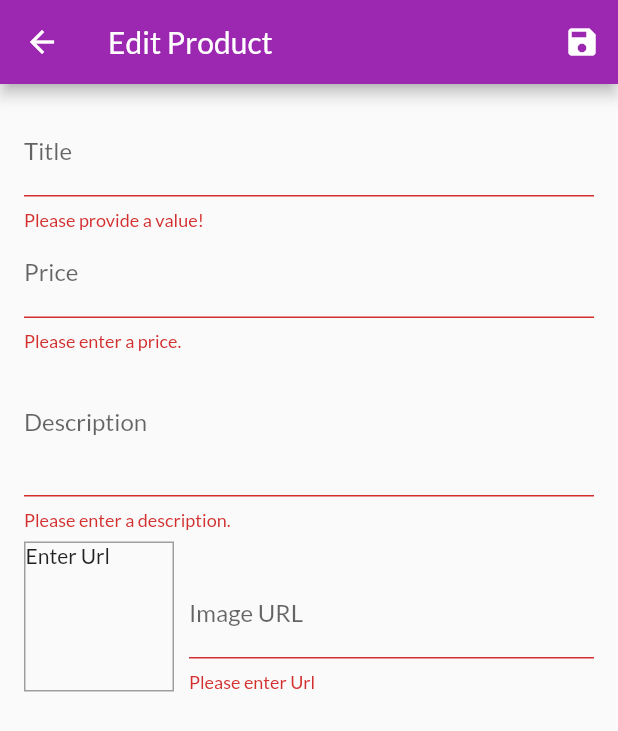
After one commit to ramilsalihar/Shop-App, a Flutter app: the EditProductScreen screen opened by its route, after a tap on the "save" icon, on a phone screen of 412 x 824 dp. The commit adds this screen. Shown: the top 731 px of the screen. Run offline on Flutter 3.47's test engine with Material 2 defaults, Android fonts, the phone set to English and light mode, and no system bars; network calls fail.

Commit message:
Validating inputs

```diff
--- a/lib/main.dart
+++ b/lib/main.dart
@@ -8,6 +8,7 @@ import './screens/products_overview_screen.dart';
 import './providers/products.dart';
 import 'package:provider/provider.dart';
 import './screens/user_products_screen.dart';
+import './screens/edit_product_screen.dart';
 
 void main() {
   runApp(const MyApp());
@@ -40,9 +41,10 @@ class MyApp extends StatelessWidget {
         home: const ProductsOverviewScreen(),
         routes: {
           ProductDetailScreen.routeName: (ctx) => ProductDetailScreen(),
-          CartScreen.routeName: (ctx) => CartScreen(),
-          OrdersScreen.routeName: (ctx) => OrdersScreen(),
-          UserProductsScreen.routeName: (ctx) => UserProductsScreen(),
+          CartScreen.routeName: (ctx) => const CartScreen(),
+          OrdersScreen.routeName: (ctx) => const OrdersScreen(),
+          UserProductsScreen.routeName: (ctx) => const UserProductsScreen(),
+          EditProductScreen.routeName: (ctx) => const EditProductScreen(),
         },
       ),
     );
--- a/lib/providers/products.dart
+++ b/lib/providers/products.dart
@@ -54,12 +54,21 @@ class Products with ChangeNotifier {
     return _items.where((prodItem) => prodItem.isFavorite).toList();
   }
 
-  Product findById(String id){
+  Product findById(String id) {
     return items.firstWhere((prod) => prod.id == id);
   }
 
-  void addProduct(){
-    // _items.add(value);
+  void addProduct(Product product) {
+    final newProduct = Product(
+      id: DateTime.now().toString(),
+      title: product.title,
+      description: product.description,
+      price: product.price,
+      imageUrl: product.imageUrl,
+      isFavorite: product.isFavorite,
+    );
+    _items.add(newProduct);
+    // _items.insert(0, newProduct);
     notifyListeners();
   }
 
--- /dev/null
+++ b/lib/screens/edit_product_screen.dart
@@ -0,0 +1,233 @@
+import 'package:flutter/material.dart';
+import '../providers/product.dart';
+import 'package:provider/provider.dart';
+import '../providers/products.dart';
+
+class EditProductScreen extends StatefulWidget {
+  const EditProductScreen({Key? key}) : super(key: key);
+
+  static const routeName = '/edit-product';
+
+  @override
+  State<EditProductScreen> createState() => _EditProductScreenState();
+}
+
+class _EditProductScreenState extends State<EditProductScreen> {
+  final _priceFocusNode = FocusNode();
+  final _descriptionFocusNode = FocusNode();
+  final _imageUrlController = TextEditingController();
+  final _imageUrlFocusNode = FocusNode();
+  final _form = GlobalKey<FormState>();
+  var _editedProduct = Product(
+      id: '',
+      title: '',
+      description: '',
+      price: 0,
+      imageUrl: '',
+      isFavorite: false);
+
+  @override
+  void initState() {
+    _imageUrlFocusNode.addListener(_updateImageUrl);
+    super.initState();
+  }
+
+  @override
+  void dispose() {
+    _imageUrlFocusNode.removeListener(_updateImageUrl);
+    _priceFocusNode.dispose();
+    _descriptionFocusNode.dispose();
+    _imageUrlController.dispose();
+    _imageUrlFocusNode.dispose();
+    super.dispose();
+  }
+
+  void _updateImageUrl() {
+    if (!_imageUrlFocusNode.hasFocus) {
+      if ((_imageUrlController.text.startsWith('http') &&
+              _imageUrlController.text.startsWith('https')) ||
+          (_imageUrlController.text.endsWith('.png') &&
+              _imageUrlController.text.endsWith('.jpg') &&
+              _imageUrlController.text.endsWith('.jpeg'))) {
+        return;
+      }
+      setState(() {});
+    }
+  }
+
+  void _saveForm() {
+    final isValid = _form.currentState!.validate();
+    if (!isValid) {
+      return;
+    }
+
+    _form.currentState!.save();
+    Provider.of<Products>(context, listen: false).addProduct(_editedProduct);
+    Navigator.of(context).pop();
+  }
+
+  @override
+  Widget build(BuildContext context) {
+    return Scaffold(
+      appBar: AppBar(
+        title: const Text(
+          'Edit Product',
+        ),
+        actions: [
+          IconButton(
+            onPressed: _saveForm,
+            icon: const Icon(Icons.save),
+          )
+        ],
+      ),
+      body: Padding(
+        padding: const EdgeInsets.all(16.0),
+        child: Form(
+          key: _form,
+          child: ListView(
+            children: [
+              TextFormField(
+                decoration: const InputDecoration(labelText: 'Title'),
+                textInputAction: TextInputAction.next,
+                onFieldSubmitted: (_) {
+                  FocusScope.of(context).requestFocus(_priceFocusNode);
+                },
+                onSaved: (value) {
+                  _editedProduct = Product(
+                    id: _editedProduct.id,
+                    title: value ?? '',
+                    description: _editedProduct.description,
+                    price: _editedProduct.price,
+                    imageUrl: _editedProduct.imageUrl,
+                    isFavorite: _editedProduct.isFavorite,
+                  );
+                },
+                validator: (value) {
+                  if (value!.isEmpty) {
+                    return 'Please provide a value!';
+                  }
+                  return null;
+                },
+              ),
+              TextFormField(
+                decoration: const InputDecoration(labelText: 'Price'),
+                textInputAction: TextInputAction.next,
+                keyboardType: TextInputType.number,
+                focusNode: _priceFocusNode,
+                onFieldSubmitted: (_) {
+                  FocusScope.of(context).requestFocus(_descriptionFocusNode);
+                },
+                onSaved: (value) {
+                  _editedProduct = Product(
+                    id: _editedProduct.id,
+                    title: _editedProduct.title,
+                    description: _editedProduct.description,
+                    price: double.parse(value ?? ''),
+                    imageUrl: _editedProduct.imageUrl,
+                    isFavorite: _editedProduct.isFavorite,
+                  );
+                },
+                validator: (value) {
+                  if (value!.isEmpty) {
+                    return 'Please enter a price.';
+                  }
+                  if (double.tryParse(value) == null) {
+                    return 'Please enter a valid number.';
+                  }
+                  if (double.parse(value) <= 0) {
+                    return 'Please enter a number greater than zero';
+                  }
+                  return null;
+                },
+              ),
+              TextFormField(
+                decoration: const InputDecoration(labelText: 'Description'),
+                textInputAction: TextInputAction.next,
+                maxLines: 3,
+                keyboardType: TextInputType.multiline,
+                focusNode: _descriptionFocusNode,
+                onSaved: (value) {
+                  _editedProduct = Product(
+                    id: _editedProduct.id,
+                    title: _editedProduct.title,
+                    description: value ?? '',
+                    price: _editedProduct.price,
+                    imageUrl: _editedProduct.imageUrl,
+                    isFavorite: _editedProduct.isFavorite,
+                  );
+                },
+                validator: (value) {
+                  if (value!.isEmpty) {
+                    return 'Please enter a description.';
+                  }
+                  if (value.length < 10) {
+                    return 'Should be at least 10 characters';
+                  }
+                  return null;
+                },
+              ),
+              Row(
+                crossAxisAlignment: CrossAxisAlignment.end,
+                children: [
+                  Container(
+                    width: 100,
+                    height: 100,
+                    margin: const EdgeInsets.only(top: 8, right: 10),
+                    decoration: BoxDecoration(
+                        border: Border.all(
+                      width: 1,
+                      color: Colors.grey,
+                    )),
+                    child: _imageUrlController.text.isEmpty
+                        ? const Text('Enter Url')
+                        : FittedBox(
+                            fit: BoxFit.cover,
+                            child: Image.network(_imageUrlController.text),
+                          ),
+                  ),
+                  Expanded(
+                    child: TextFormField(
+                      decoration: const InputDecoration(labelText: 'Image URL'),
+                      keyboardType: TextInputType.url,
+                      textInputAction: TextInputAction.done,
+                      controller: _imageUrlController,
+                      focusNode: _imageUrlFocusNode,
+                      onFieldSubmitted: (_) {
+                        _saveForm();
+                      },
+                      onSaved: (value) {
+                        _editedProduct = Product(
+                          id: _editedProduct.id,
+                          title: _editedProduct.title,
+                          description: _editedProduct.description,
+                          price: _editedProduct.price,
+                          imageUrl: value ?? '',
+                          isFavorite: _editedProduct.isFavorite,
+                        );
+                      },
+                      validator: (value) {
+                        if (value!.isEmpty) {
+                          return 'Please enter Url';
+                        }
+                        if (!value.startsWith('http') &&
+                            !value.startsWith('https')) {
+                          return 'Please enter valid URL';
+                        }
+                        if (!value.endsWith('.png') &&
+                            !value.endsWith('.jpg') &&
+                            !value.endsWith('.jpeg')) {
+                          return 'Please enter a valid image URL';
+                        }
+                        return null;
+                      },
+                    ),
+                  ),
+                ],
+              )
+            ],
+          ),
+        ),
+      ),
+    );
+  }
+}
--- a/lib/screens/user_products_screen.dart
+++ b/lib/screens/user_products_screen.dart
@@ -3,6 +3,7 @@ import 'package:provider/provider.dart';
 import '../providers/products.dart';
 import '../widgets/user_product_item.dart';
 import '../widgets/app_drawer.dart';
+import '../screens/edit_product_screen.dart';
 
 class UserProductsScreen extends StatelessWidget {
   const UserProductsScreen({Key? key}) : super(key: key);
@@ -17,7 +18,9 @@ class UserProductsScreen extends StatelessWidget {
         title: const Text('Your products'),
         actions: [
           IconButton(
-            onPressed: () {},
+            onPressed: () {
+              Navigator.of(context).pushNamed(EditProductScreen.routeName);
+            },
             icon: const  Icon(Icons.add),
           )
         ],
```
Lines whose indentation alone changed are shown as unchanged.
